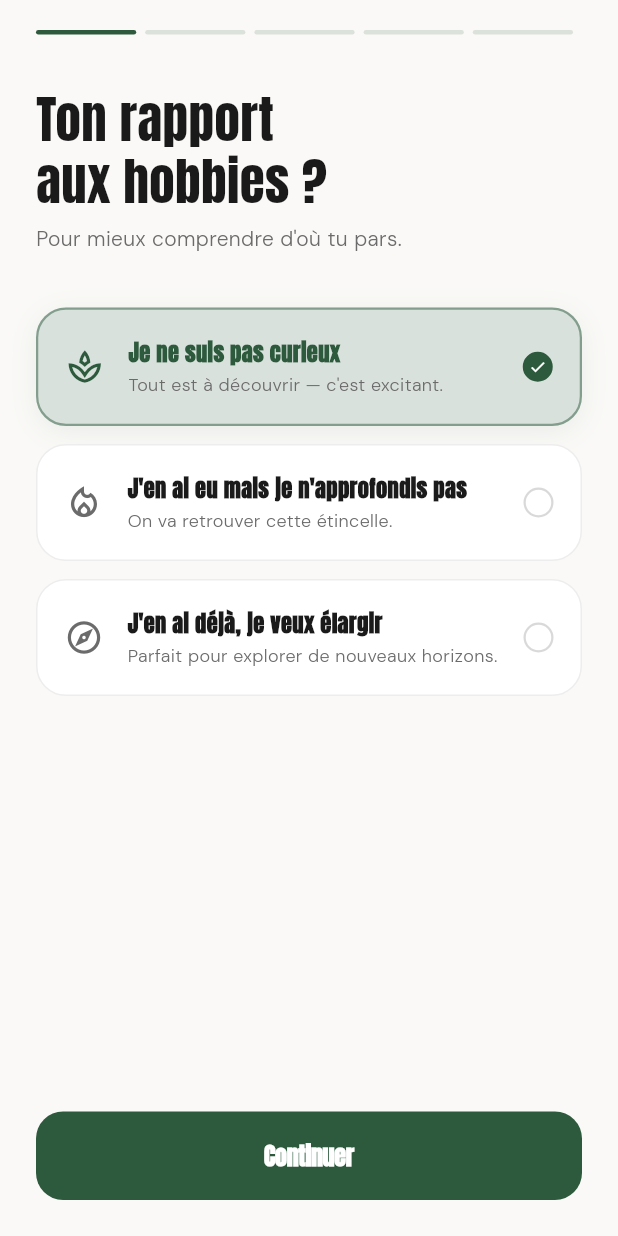
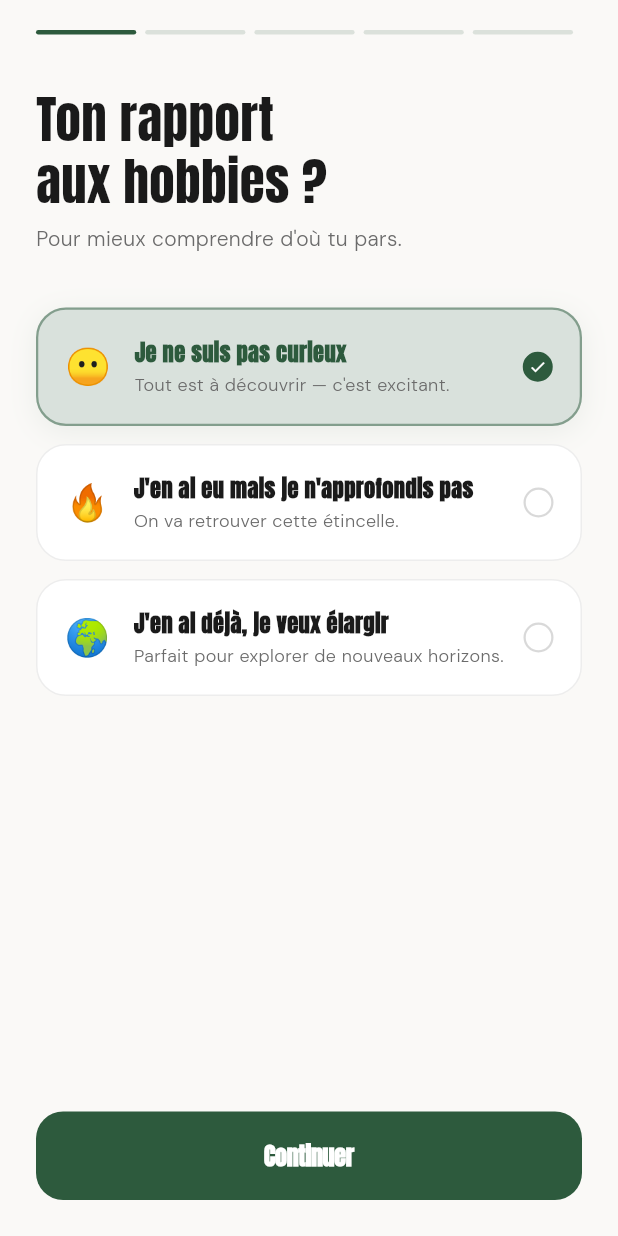
Before and after one commit to BuSHYoff/discover, a Flutter app: the screen it shows after launch, after a tap on "Je ne suis pas curieux", on a phone screen of 412 x 824 dp. Run offline on Flutter 3.47's test engine with Material 3 defaults, Android fonts, the phone set to English and light mode, and no system bars; our stand-ins replace animate_do, cached_network_image, cloud_firestore, firebase_auth, firebase_core, firebase_messaging and 8 more; missing offline and left inert: countries_world_map, country_flags; accounts and stored records are empty.

Commit message:
fix: restore onboarding emojis and typography

```diff
--- a/lib/features/onboarding/screens/onboarding_screen.dart
+++ b/lib/features/onboarding/screens/onboarding_screen.dart
@@ -115,33 +115,33 @@ class _OnboardingScreenState extends State<OnboardingScreen>
   // ── Données des choix ────────────────────────────────────────────────────
 
   static const _relations = [
-    OnboardingChoice('Je ne suis pas curieux', Icons.spa_outlined,
+    OnboardingChoice('Je ne suis pas curieux', '😶',
         'Tout est à découvrir — c\'est excitant.'),
-    OnboardingChoice('J\'en ai eu mais je n\'approfondis pas', Icons.local_fire_department_outlined,
+    OnboardingChoice('J\'en ai eu mais je n\'approfondis pas', '🔥',
         'On va retrouver cette étincelle.'),
-    OnboardingChoice('J\'en ai déjà, je veux élargir', Icons.explore_outlined,
+    OnboardingChoice('J\'en ai déjà, je veux élargir', '🌍',
         'Parfait pour explorer de nouveaux horizons.'),
   ];
 
   static const _universeChoices = [
-    OnboardingUniverseChoice('Art & Créativité', Icons.palette_outlined, Color(0xFFF5E6D3), Color(0xFF8B5E3C)),
-    OnboardingUniverseChoice('Corps & Mouvement', Icons.accessibility_new_rounded, Color(0xFFE8F0EB), AppColors.green),
-    OnboardingUniverseChoice('Nature & Exploration', Icons.eco_outlined, Color(0xFFECF5E8), Color(0xFF3A6B2C)),
-    OnboardingUniverseChoice('Gastronomie', Icons.restaurant_outlined, Color(0xFFF5EBE0), Color(0xFF8B4513)),
-    OnboardingUniverseChoice('Musique & Son', Icons.music_note_rounded, Color(0xFFEBE8F5), Color(0xFF4B3A8B)),
-    OnboardingUniverseChoice('Sciences & Tech', Icons.science_outlined, Color(0xFFF0EBF5), Color(0xFF5C3A8B)),
+    OnboardingUniverseChoice('Art & Créativité',    '🎨', Color(0xFFF5E6D3), Color(0xFF8B5E3C)),
+    OnboardingUniverseChoice('Corps & Mouvement',   '💪', Color(0xFFE8F0EB), AppColors.green),
+    OnboardingUniverseChoice('Nature & Exploration','🌿', Color(0xFFECF5E8), Color(0xFF3A6B2C)),
+    OnboardingUniverseChoice('Gastronomie',         '🍳', Color(0xFFF5EBE0), Color(0xFF8B4513)),
+    OnboardingUniverseChoice('Musique & Son',       '🎵', Color(0xFFEBE8F5), Color(0xFF4B3A8B)),
+    OnboardingUniverseChoice('Sciences & Tech',     '🔬', Color(0xFFF0EBF5), Color(0xFF5C3A8B)),
   ];
 
   static const _timeChoices = [
-    OnboardingChoice('Moins de 2h', Icons.timer_outlined, 'Des sessions courtes et régulières.'),
-    OnboardingChoice('Entre 2h et 5h', Icons.hourglass_empty_rounded, 'Un bon équilibre pour progresser.'),
-    OnboardingChoice('Plus de 5h', Icons.trending_up_rounded, 'Tu vas aller loin !'),
+    OnboardingChoice('Moins de 2h',    '⏱️', 'Des sessions courtes et régulières.'),
+    OnboardingChoice('Entre 2h et 5h', '⌛',  'Un bon équilibre pour progresser.'),
+    OnboardingChoice('Plus de 5h',     '📈', 'Tu vas aller loin !'),
   ];
 
   static const _budgetChoices = [
-    OnboardingChoice('Gratuit ou presque', Icons.savings_outlined, 'On trouve des pépites sans dépenser.'),
-    OnboardingChoice('Jusqu\'à 50€', Icons.payments_outlined, 'De quoi bien démarrer.'),
-    OnboardingChoice('Pas de limite', Icons.workspace_premium_outlined, 'Le meilleur matériel dès le début.'),
+    OnboardingChoice('Gratuit ou presque', '🪙', 'On trouve des pépites sans dépenser.'),
+    OnboardingChoice('Jusqu\'à 50€',       '💳', 'De quoi bien démarrer.'),
+    OnboardingChoice('Pas de limite',      '💎', 'Le meilleur matériel dès le début.'),
   ];
 
   @override
--- a/lib/features/onboarding/widgets/compact_choice.dart
+++ b/lib/features/onboarding/widgets/compact_choice.dart
@@ -42,7 +42,7 @@ class CompactChoice extends StatelessWidget {
         ),
         child: Row(
           children: [
-            Icon(choice.icon, size: 22, color: isSelected ? primary : AppColors.inkSoft),
+            Text(choice.emoji, style: const TextStyle(fontSize: 20)),
             const SizedBox(width: 14),
             Expanded(
               child: Text(
--- a/lib/features/onboarding/widgets/onboarding_models.dart
+++ b/lib/features/onboarding/widgets/onboarding_models.dart
@@ -2,15 +2,15 @@ import 'package:flutter/material.dart';
 
 class OnboardingChoice {
   final String label;
-  final IconData icon;
+  final String emoji;
   final String subtitle;
-  const OnboardingChoice(this.label, this.icon, this.subtitle);
+  const OnboardingChoice(this.label, this.emoji, this.subtitle);
 }
 
 class OnboardingUniverseChoice {
   final String label;
-  final IconData icon;
+  final String emoji;
   final Color  bgColor;
   final Color  textColor;
-  const OnboardingUniverseChoice(this.label, this.icon, this.bgColor, this.textColor);
+  const OnboardingUniverseChoice(this.label, this.emoji, this.bgColor, this.textColor);
 }
--- a/lib/features/onboarding/widgets/page_auth.dart
+++ b/lib/features/onboarding/widgets/page_auth.dart
@@ -112,11 +112,11 @@ class _PageAuthState extends State<PageAuth> {
           // ── Titre ─────────────────────────────────────────────────────────────
           Text.rich(
             TextSpan(
-              style: GoogleFonts.firaSansCondensed(
-                fontSize: 42,
-                fontWeight: FontWeight.w900,
+              style: GoogleFonts.anton(
+                fontSize: 34,
+                fontWeight: FontWeight.w400,
                 color: AppColors.ink,
-                height: 1.05,
+                height: 1.2,
               ),
               children: [
                 const TextSpan(text: 'Rejoins\nl\'aventure'),
@@ -124,13 +124,13 @@ class _PageAuthState extends State<PageAuth> {
               ],
             ),
           ),
-          const SizedBox(height: 10),
+          const SizedBox(height: 8),
           Text(
             'Crée ton compte pour sauvegarder\nton parcours et tes découvertes.',
-            style: GoogleFonts.firaSansCondensed(
-              fontSize: 15,
+            style: GoogleFonts.dmSans(
+              fontSize: 14,
               color: AppColors.inkSoft,
-              height: 1.5,
+              fontWeight: FontWeight.w300,
             ),
           ),
           const SizedBox(height: 32),
--- a/lib/features/onboarding/widgets/relation_card.dart
+++ b/lib/features/onboarding/widgets/relation_card.dart
@@ -49,7 +49,7 @@ class RelationCard extends StatelessWidget {
         ),
         child: Row(
           children: [
-            Icon(choice.icon, size: 26, color: isSelected ? primary : AppColors.inkSoft),
+            Text(choice.emoji, style: const TextStyle(fontSize: 24)),
             const SizedBox(width: 16),
             Expanded(
               child: Column(
--- a/lib/features/onboarding/widgets/universe_tile.dart
+++ b/lib/features/onboarding/widgets/universe_tile.dart
@@ -51,7 +51,7 @@ class UniverseTile extends StatelessWidget {
           child: Column(
             mainAxisAlignment: MainAxisAlignment.center,
             children: [
-              Icon(choice.icon, size: 26, color: isSelected ? choice.textColor : AppColors.inkSoft),
+              Text(choice.emoji, style: const TextStyle(fontSize: 26)),
               const SizedBox(height: 6),
               Text(
                 choice.label,
```
